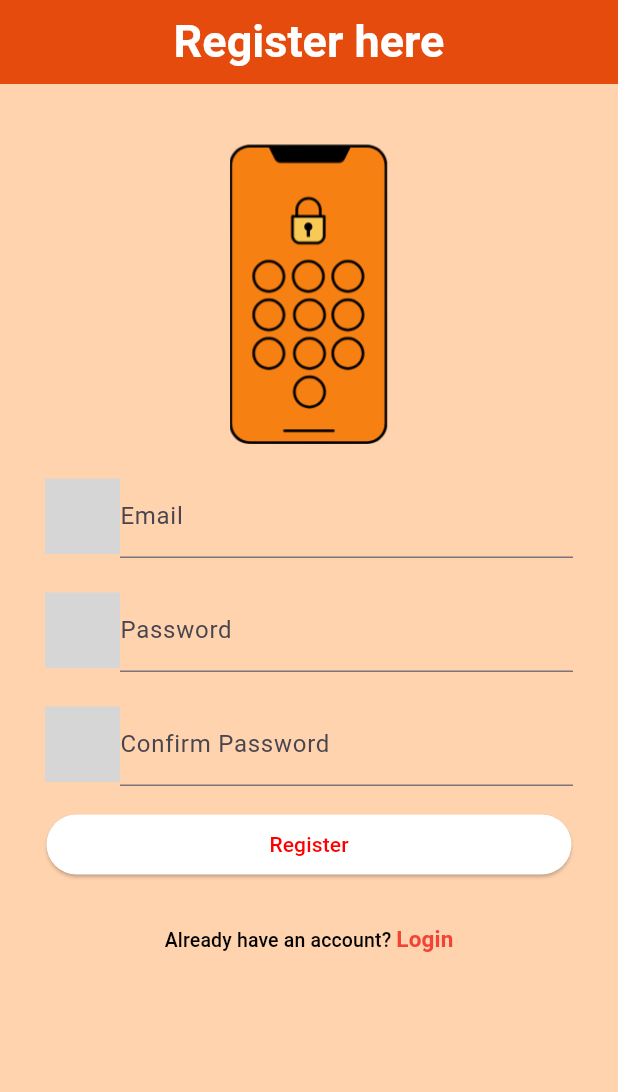
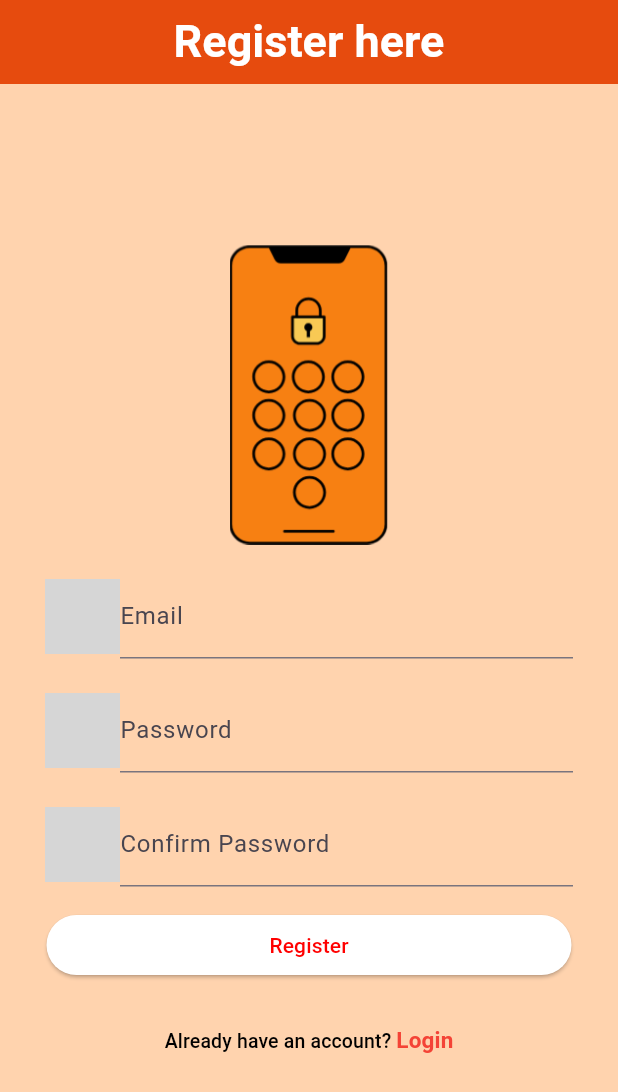
Before and after one commit to DevPeeramate/Fresh_App, a Flutter app: the RegisterScreen screen opened directly, on a phone screen of 412 x 824 dp. Shown: the top 1092 px of the screen. Run offline on Flutter 3.47's test engine with Material 3 defaults, Android fonts, the phone set to English and light mode, and no system bars; drawn by our look-alikes of lottie; our stand-ins replace firebase_auth, firebase_core, font_awesome_flutter, google_fonts, google_sign_in; accounts and stored records are empty; network calls fail; grey boxes are pictures that could not be loaded.

Commit message:
'register'

```diff
--- a/lib/register.dart
+++ b/lib/register.dart
@@ -1,13 +1,8 @@
-// นำเข้าแพ็กเกจที่จำเป็นสำหรับแอปพลิเคชัน
-import 'package:flutter/material.dart'; // ใช้สำหรับสร้าง UI ตามแนวทาง Material Design
-import 'package:fresh_app/welcome_screen.dart';
-import 'package:lottie/lottie.dart'; // ใช้สำหรับแสดงภาพเคลื่อนไหวจากไฟล์ JSON (Lottie Animations)
-import 'home_screen.dart';
-import 'loading_screen/loading_register_go_login.dart'; // นำเข้าไฟล์ที่ใช้สำหรับการเปลี่ยนไปหน้าล็อกอินหลังจากสมัครสมาชิกสำเร็จ
-import 'login.dart'; // นำเข้าไฟล์หน้าล็อกอิน
+import 'package:flutter/material.dart';
+import 'package:firebase_auth/firebase_auth.dart';
+import 'package:lottie/lottie.dart';
+import 'login.dart';
 
-// ✅ สร้างคลาส RegisterScreen ซึ่งเป็น **StatefulWidget**
-//    เนื่องจากมีการเปลี่ยนแปลงข้อมูล (State) เช่น การกรอกอีเมล, รหัสผ่าน และยืนยันรหัสผ่าน
 class RegisterScreen extends StatefulWidget {
   const RegisterScreen({super.key});
 
@@ -15,57 +10,76 @@
   State<RegisterScreen> createState() => _RegisterScreenState();
 }
 
-// ✅ คลาส _RegisterScreenState ใช้ควบคุมพฤติกรรมของหน้าสมัครสมาชิก
 class _RegisterScreenState extends State<RegisterScreen> {
-  final _formKey = GlobalKey<FormState>(); // ใช้สำหรับระบุฟอร์ม เพื่อช่วยตรวจสอบความถูกต้องของข้อมูลที่กรอก
-  String _email = ''; // ตัวแปรสำหรับเก็บค่าอีเมลที่ผู้ใช้กรอก
-  String _password = ''; // ตัวแปรสำหรับเก็บค่ารหัสผ่านที่ผู้ใช้กรอก
-  String _confirmPassword = ''; // ตัวแปรสำหรับเก็บค่าการยืนยันรหัสผ่าน
+  final _formKey = GlobalKey<FormState>();
+  final emailController = TextEditingController();
+  final passwordController = TextEditingController();
+  final confirmPasswordController = TextEditingController();
+
+  // ฟังก์ชันสำหรับสมัครสมาชิก
+  void registerUser() async {
+    if (!_formKey.currentState!.validate()) return;
+
+    showDialog(
+      context: context,
+      barrierDismissible: false,
+      builder: (context) {
+        return const Center(child: CircularProgressIndicator());
+      },
+    );
+
+    try {
+      await FirebaseAuth.instance.createUserWithEmailAndPassword(
+        email: emailController.text.trim(),
+        password: passwordController.text.trim(),
+      );
+
+      Navigator.pop(context); // ปิด Dialog
+      ScaffoldMessenger.of(context).showSnackBar(
+        const SnackBar(content: Text('Registration Successful! 🎉')),
+      );
+    } on FirebaseAuthException catch (e) {
+      Navigator.pop(context);
+      String errorMessage = 'An error occurred. Please try again.';
+      if (e.code == 'email-already-in-use') {
+        errorMessage = 'This email is already registered.';
+      } else if (e.code == 'weak-password') {
+        errorMessage = 'Password is too weak. Use at least 6 characters.';
+      } else if (e.code == 'invalid-email') {
+        errorMessage = 'Invalid email format.';
+      }
+      ScaffoldMessenger.of(context)
+          .showSnackBar(SnackBar(content: Text(errorMessage)));
+    }
+  }
 
   @override
   Widget build(BuildContext context) {
     return Scaffold(
-      // 🔹 สร้าง AppBar (แถบด้านบนของแอป)
       appBar: AppBar(
-        automaticallyImplyLeading: false, // ปิดปุ่มย้อนกลับอัตโนมัติ
-        backgroundColor: Color.fromARGB(255, 230, 75, 14), // กำหนดสีพื้นหลังของ AppBar (สีส้มแดง)
-        // 🔹 กำหนดชื่อหน้าสมัครสมาชิก
-        title: Text(
+        automaticallyImplyLeading: false,
+        backgroundColor: const Color.fromARGB(255, 230, 75, 14),
+        title: const Text(
           "Register here",
           style: TextStyle(
-            fontWeight: FontWeight.bold, // ตั้งค่าตัวหนา
-            fontSize: 30, // ขนาดตัวอักษรใหญ่ขึ้น
-            color: Colors.white, // ตั้งค่าสีตัวอักษรเป็นสีขาว
-          ),
+              fontWeight: FontWeight.bold, fontSize: 30, color: Colors.white),
         ),
-        centerTitle: true, // จัดตำแหน่ง Title ให้อยู่ตรงกลาง
+        centerTitle: true,
       ),
-
-      // 🔹 ส่วนเนื้อหาหลักของหน้า (Body)
       body: Container(
-        color: const Color.fromARGB(255, 255, 211, 174), // กำหนดสีพื้นหลังของหน้า (สีส้มอ่อน)
-        padding: const EdgeInsets.fromLTRB(30, 30, 30, 0), // กำหนดระยะห่างภายใน
-
+        color: const Color.fromARGB(255, 255, 211, 174),
+        padding: const EdgeInsets.all(30),
         child: Center(
           child: Form(
-            key: _formKey, // กำหนด Key ให้กับ Form เพื่อใช้ตรวจสอบการกรอกข้อมูล
+            key: _formKey,
             child: Column(
+              mainAxisAlignment: MainAxisAlignment.center,
               children: <Widget>[
-                SizedBox(height: 10), // เพิ่มระยะห่างด้านบน
-
-                // 🔹 แสดงรูปภาพไอคอนล็อกอินจาก assets
-                Image.asset(
-                  'assets/Images/picture_password.png',
-                  width: 200, // ความกว้างของภาพ
-                  height: 200, // ความสูงของภาพ
-                ),
-
-                SizedBox(height: 20), // เว้นระยะห่าง
-
-                // 🔹 ช่องกรอกอีเมล
+                Image.asset('assets/Images/picture_password.png',
+                    width: 200, height: 200),
+                const SizedBox(height: 20),
                 Row(
                   children: [
-                    // แสดงไอคอนแอนิเมชัน Lottie สำหรับอีเมล
                     SizedBox(
                       width: 50,
                       height: 50,
@@ -75,27 +89,21 @@
                     ),
                     Expanded(
                       child: TextFormField(
-                        decoration: InputDecoration(labelText: 'Email'), // ป้ายกำกับ
+                        controller: emailController,
+                        decoration: const InputDecoration(labelText: 'Email'),
                         validator: (value) {
                           if (value == null || value.isEmpty) {
-                            return 'Please enter your email'; // ตรวจสอบว่ากรอกอีเมลหรือยัง
+                            return 'Please enter your email';
                           }
                           return null;
-                        },
-                        onChanged: (value) {
-                          _email = value; // อัปเดตค่าอีเมลเมื่อมีการพิมพ์
                         },
                       ),
                     ),
                   ],
                 ),
-
-                SizedBox(height: 20), // เว้นระยะห่าง
-
-                // 🔹 ช่องกรอกรหัสผ่าน
+                const SizedBox(height: 20),
                 Row(
                   children: [
-                    // แสดงไอคอนแอนิเมชัน Lottie สำหรับรหัสผ่าน
                     SizedBox(
                       width: 50,
                       height: 50,
@@ -105,28 +113,23 @@
                     ),
                     Expanded(
                       child: TextFormField(
-                        obscureText: true, // ซ่อนรหัสผ่าน
-                        decoration: InputDecoration(labelText: 'Password'), // ป้ายกำกับ
+                        controller: passwordController,
+                        obscureText: true,
+                        decoration:
+                            const InputDecoration(labelText: 'Password'),
                         validator: (value) {
                           if (value == null || value.isEmpty) {
-                            return 'Please enter your password'; // ตรวจสอบว่ากรอกรหัสผ่านหรือยัง
+                            return 'Please enter your password';
                           }
                           return null;
-                        },
-                        onChanged: (value) {
-                          _password = value; // อัปเดตรหัสผ่านเมื่อพิมพ์
                         },
                       ),
                     ),
                   ],
                 ),
-
-                SizedBox(height: 20), // เว้นระยะห่าง
-
-                // 🔹 ช่องกรอกยืนยันรหัสผ่าน
+                const SizedBox(height: 20),
                 Row(
                   children: [
-                    // แสดงไอคอนแอนิเมชัน Lottie สำหรับยืนยันรหัสผ่าน
                     SizedBox(
                       width: 50,
                       height: 50,
@@ -136,69 +139,60 @@
                     ),
                     Expanded(
                       child: TextFormField(
-                        obscureText: true, // ซ่อนรหัสผ่าน
-                        decoration: InputDecoration(labelText: 'Confirm Password'), // ป้ายกำกับ
+                        controller: confirmPasswordController,
+                        obscureText: true,
+                        decoration: const InputDecoration(
+                            labelText: 'Confirm Password'),
                         validator: (value) {
                           if (value == null || value.isEmpty) {
                             return 'Please confirm your password';
                           }
-                          if (value != _password) {
-                            return 'Passwords do not match'; // ตรวจสอบว่ารหัสผ่านตรงกันหรือไม่
+                          if (value != passwordController.text) {
+                            return 'Passwords do not match';
                           }
                           return null;
-                        },
-                        onChanged: (value) {
-                          _confirmPassword = value; // อัปเดตค่าการยืนยันรหัสผ่านเมื่อพิมพ์
                         },
                       ),
                     ),
                   ],
                 ),
-
-                SizedBox(height: 15), // เว้นระยะห่าง
-
-                // 🔹 ปุ่มสมัครสมาชิก
+                const SizedBox(height: 15),
                 SizedBox(
                   width: 350,
                   child: ElevatedButton(
-                    onPressed: () {
-                      if (_formKey.currentState?.validate() ?? false) {
-                        ScaffoldMessenger.of(context).showSnackBar(
-                            SnackBar(content: Text('Registering...'))); // แสดง SnackBar เมื่อกดปุ่มและข้อมูลถูกต้อง
-                      }
-                    },
-                    child: Text('Register'),
+                    onPressed: registerUser,
+                    child: const Text('Register'),
                     style: ElevatedButton.styleFrom(
                       backgroundColor: const Color.fromARGB(255, 255, 255, 255),
                       foregroundColor: const Color.fromARGB(255, 255, 0, 0),
-                      padding: EdgeInsets.symmetric(vertical: 10),
+                      padding: const EdgeInsets.symmetric(vertical: 10),
                       shape: RoundedRectangleBorder(
                         borderRadius: BorderRadius.circular(30),
                       ),
                     ),
                   ),
                 ),
-
-                SizedBox(height: 15), // เว้นระยะห่าง
-
-                // 🔹 ปุ่มกลับไปหน้าล็อกอิน
+                const SizedBox(height: 15),
                 TextButton(
                   onPressed: () {
-                    Navigator.push(
+                    Navigator.pushReplacement(
                       context,
                       MaterialPageRoute(
-                        builder: (context) => LoadingRegisterGoLoginScreen() // ไปหน้าล็อกอิน
-                      ),
+                          builder: (context) =>
+                              const LoginScreen()), // ไปที่หน้า Login
                     );
                   },
-                  child: Text.rich(
+                  child: const Text.rich(
                     TextSpan(
                       text: "Already have an account? ",
                       style: TextStyle(fontSize: 13, color: Colors.black),
-                      children: <TextSpan>[
+                      children: [
                         TextSpan(
                           text: "Login",
-                          style: TextStyle(fontWeight: FontWeight.bold, fontSize: 15, color: Colors.red),
+                          style: TextStyle(
+                              fontWeight: FontWeight.bold,
+                              fontSize: 15,
+                              color: Colors.red),
                         ),
                       ],
                     ),
```
Also changed, not shown: lib/account_screen.dart (+50 -3 lines).
